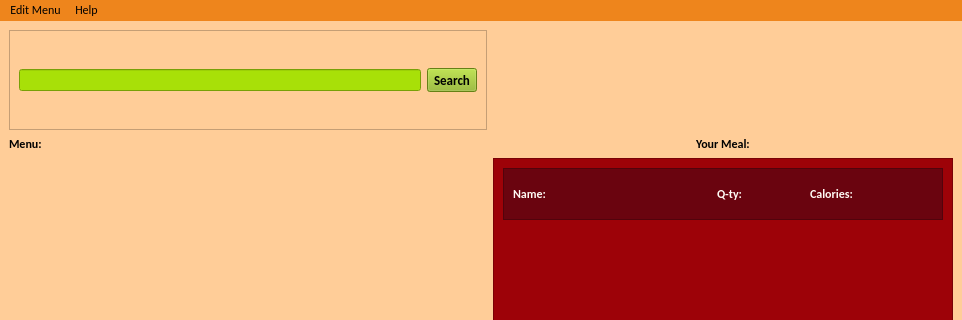
This is NoShame/NoShame/src/mainwindow.ui in Pavlida/NoShame as Qt 5 draws it before an edit; both pictures show x 0 to 962 and y 0 to 320 of the 962 by 610 pixel window. The edited form follows.
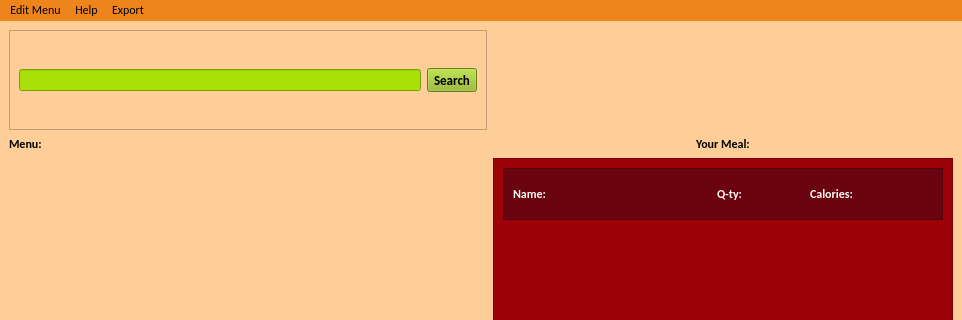
This is the edited form.

What changed in the file:
```diff
--- a/NoShame/NoShame/src/mainwindow.ui
+++ b/NoShame/NoShame/src/mainwindow.ui
@@ -848,8 +848,15 @@
     <addaction name="separator"/>
     <addaction name="actionLoad_another_menu"/>
    </widget>
+   <widget class="QMenu" name="menuExport">
+    <property name="title">
+     <string>Export</string>
+    </property>
+    <addaction name="actionSave_Meal_data"/>
+   </widget>
    <addaction name="menuElse"/>
    <addaction name="menuHelp"/>
+   <addaction name="menuExport"/>
   </widget>
   <widget class="QStatusBar" name="BarForDesign">
    <property name="styleSheet">
```
Left out of the diff: 5 changed lines with no effect on the pictures.
